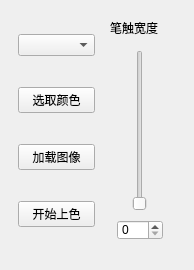
Above: ui/ColorToolBar.ui from Cyanbox1016/MultiColorizor before the change. Below: the same form after it.
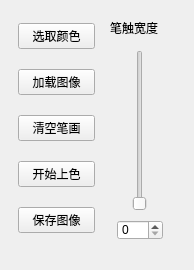
That is the form after the change.

Patch:
```diff
--- a/ui/ColorToolBar.ui
+++ b/ui/ColorToolBar.ui
@@ -58,23 +58,6 @@
     </rect>
    </property>
    <layout class="QVBoxLayout" name="verticalLayout">
-    <item>
-     <widget class="QComboBox" name="penTypeBox">
-      <property name="placeholderText">
-       <string>类型</string>
-      </property>
-      <item>
-       <property name="text">
-        <string>画笔</string>
-       </property>
-      </item>
-      <item>
-       <property name="text">
-        <string>橡皮擦</string>
-       </property>
-      </item>
-     </widget>
-    </item>
     <item>
      <widget class="QPushButton" name="btnColorSelect">
       <property name="text">
@@ -89,6 +72,13 @@
       </property>
      </widget>
     </item>
+    <item>
+     <widget class="QPushButton" name="btnClear">
+      <property name="text">
+       <string>清空笔画</string>
+      </property>
+     </widget>
+    </item>
     <item>
      <widget class="QPushButton" name="btnColorize">
       <property name="text">
@@ -96,6 +86,13 @@
       </property>
      </widget>
     </item>
+    <item>
+     <widget class="QPushButton" name="btnSaveImg">
+      <property name="text">
+       <string>保存图像</string>
+      </property>
+     </widget>
+    </item>
    </layout>
   </widget>
   <widget class="QLabel" name="label">
```
